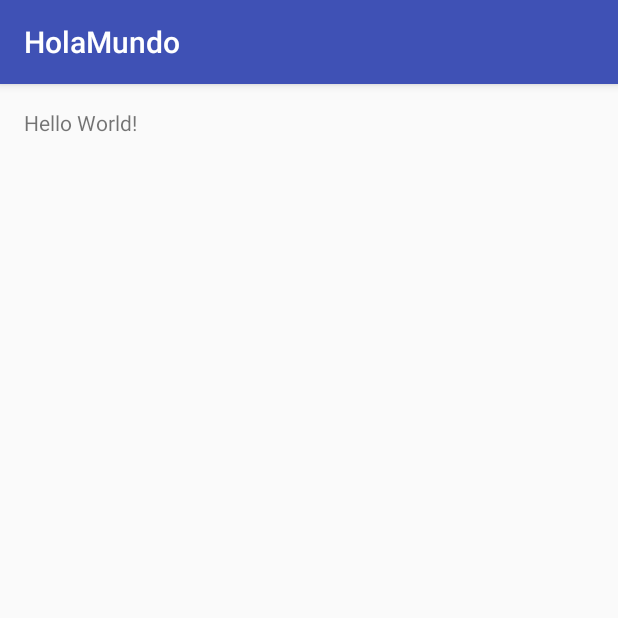
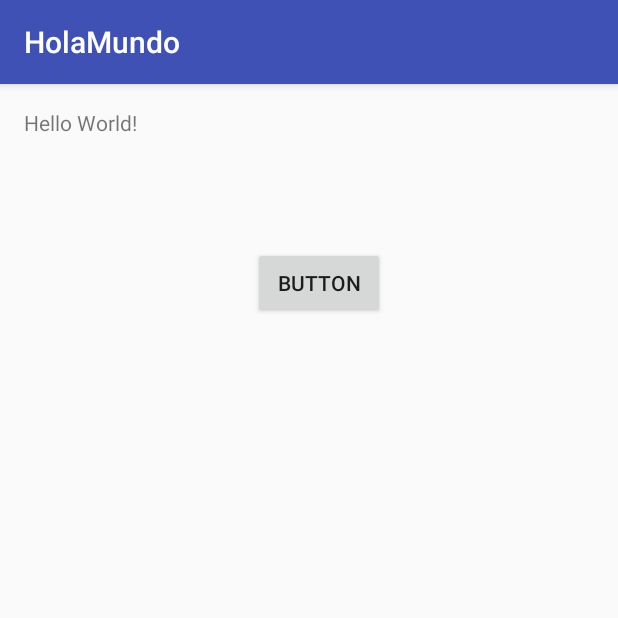
Before and after one commit to julianvss745/HolaMundo, an Android app: the screen it shows after launch (MainActivity), on a phone screen of 412 x 824 dp, the top half of it. Run offline under Robolectric (Android 15) with nearby library versions, the phone set to English and light mode, and no system bars.

Commit message:
version 2.0 HolaMundo

```diff
--- a/app/src/main/res/layout/activity_main.xml
+++ b/app/src/main/res/layout/activity_main.xml
@@ -13,5 +13,16 @@
     <TextView
         android:layout_width="wrap_content"
         android:layout_height="wrap_content"
-        android:text="Hello World!" />
+        android:text="Hello World!"
+        android:id="@+id/textView" />
+
+    <Button
+        android:text="Button"
+        android:layout_width="wrap_content"
+        android:layout_height="wrap_content"
+        android:layout_below="@+id/textView"
+        android:layout_toEndOf="@+id/textView"
+        android:layout_marginStart="77dp"
+        android:layout_marginTop="73dp"
+        android:id="@+id/button" />
 </RelativeLayout>
```
